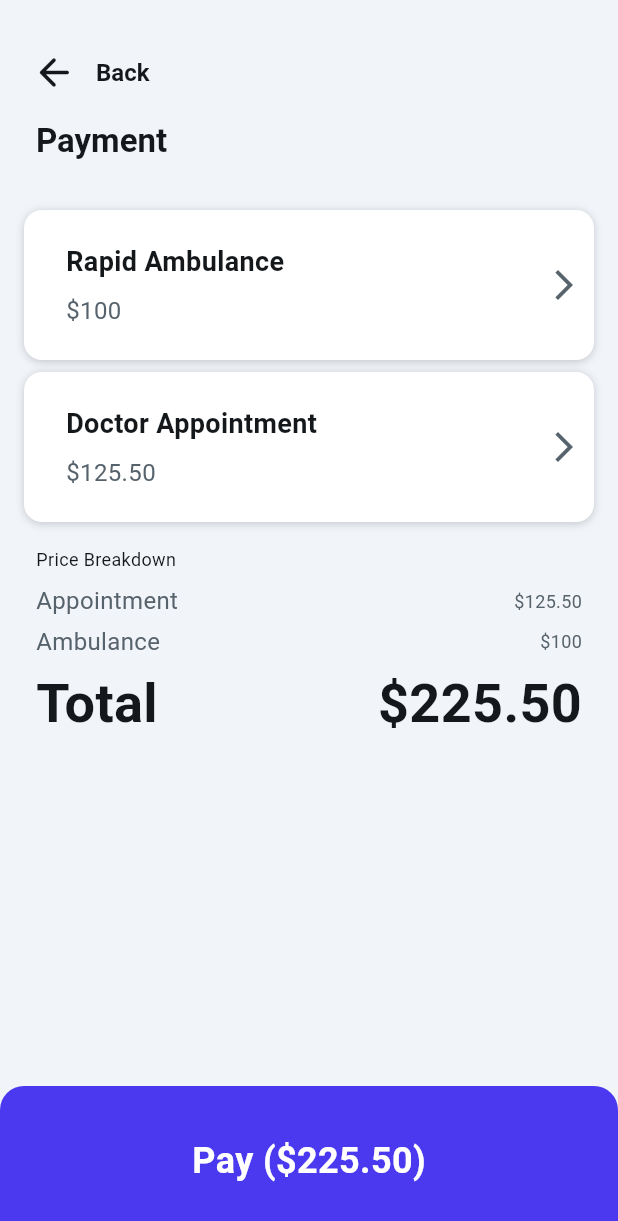
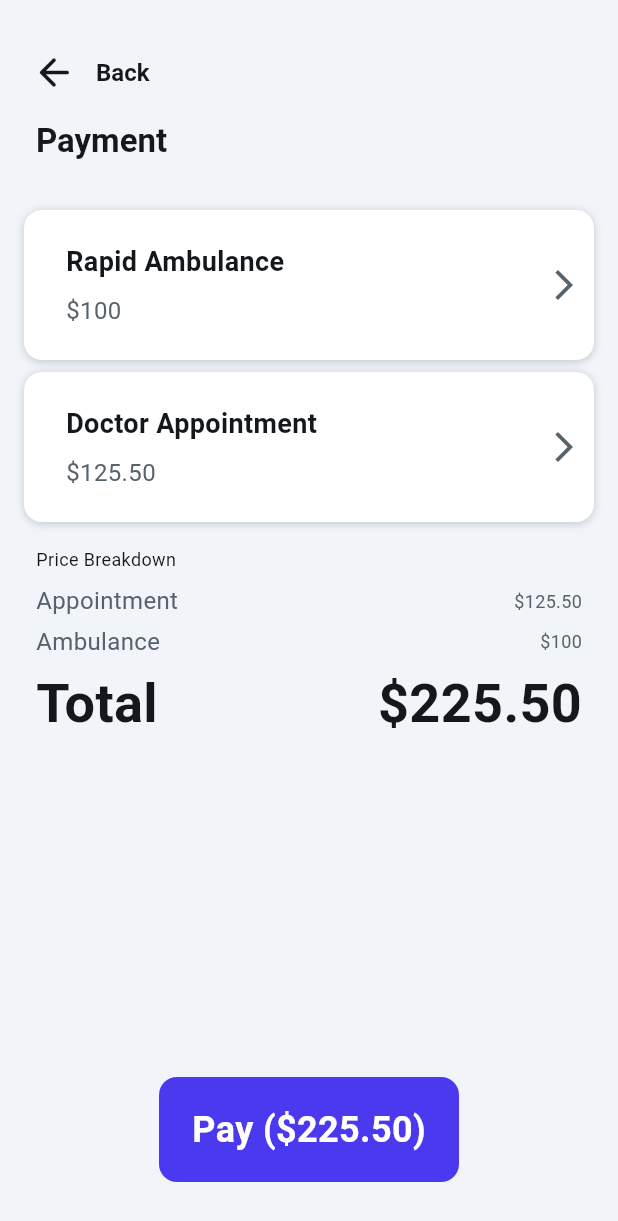
Before and after one commit to AmQuick869/amquick_draft, a Flutter app: the Checkout7Widget screen opened directly, on a phone screen of 412 x 824 dp. Shown: the top 1221 px of the screen. Run offline on Flutter 3.47's test engine with Material 3 defaults, Android fonts, the light colour scheme and no system bars; our stand-ins replace cloud_firestore, firebase_auth, firebase_core, shared_preferences; accounts and stored records are empty; Roboto replaces fonts that are missing (Arial, Plus Jakarta Sans).

Commit message:
Updated UI (By harshad and ameya)

```diff
--- a/lib/login.dart
+++ b/lib/login.dart
@@ -145,7 +145,7 @@ class _LoginPageState extends State<LoginPage> {
                                 SharedPreferences prefs =
                                     await SharedPreferences.getInstance();
                                 prefs.setBool('isLoggedIn', true);
-                                Navigator.push(
+                                Navigator.pushReplacement(
                                   context,
                                   MaterialPageRoute(
                                       builder: (context) =>
--- a/lib/payment.dart
+++ b/lib/payment.dart
@@ -1,6 +1,5 @@
-
+import 'package:amquick_draft/payment_done.dart';
 import 'package:flutter/material.dart';
-
 
 class Checkout7Widget extends StatefulWidget {
   const Checkout7Widget({super.key});
@@ -36,7 +35,8 @@ class _Checkout7WidgetState extends State<Checkout7Widget> {
                     child: Row(
                       children: [
                         Padding(
-                          padding: const EdgeInsetsDirectional.fromSTEB(12, 0, 0, 0),
+                          padding:
+                              const EdgeInsetsDirectional.fromSTEB(12, 0, 0, 0),
                           child: IconButton(
                             icon: const Icon(
                               Icons.arrow_back_rounded,
@@ -91,7 +91,8 @@ class _Checkout7WidgetState extends State<Checkout7Widget> {
                 child: Column(
                   children: [
                     Padding(
-                      padding: const EdgeInsetsDirectional.fromSTEB(0, 12, 0, 0),
+                      padding:
+                          const EdgeInsetsDirectional.fromSTEB(0, 12, 0, 0),
                       child: ListView(
                         padding: EdgeInsets.zero,
                         primary: false,
@@ -191,21 +192,25 @@ class _Checkout7WidgetState extends State<Checkout7Widget> {
                         ],
                       ),
                     ),
-                  ],
-                ),
-              ),
+                    const SizedBox(
+                      height: 200,
                     ),
                     Container(
-              width: double.infinity,
-              height: 100,
-              decoration: const BoxDecoration(
+                      width: 200,
+                      height: 70,
+                      decoration: BoxDecoration(
                         color: Color(0xFF4B39EF),
-                borderRadius: BorderRadius.only(
-                  topLeft: Radius.circular(16),
-                  topRight: Radius.circular(16),
-                ),
+                        borderRadius: BorderRadius.circular(12),
                       ),
                       alignment: AlignmentDirectional.center,
+                      child: GestureDetector(
+                        onTap: () {
+                          Navigator.pushReplacement(
+                            context,
+                            MaterialPageRoute(
+                                builder: (context) => PaymentWidget()),
+                          );
+                        },
                         child: const Text(
                           'Pay (\$225.50)',
                           style: TextStyle(
@@ -213,6 +218,11 @@ class _Checkout7WidgetState extends State<Checkout7Widget> {
                             color: Colors.white,
                             fontSize: 24,
                             fontWeight: FontWeight.bold,
+                          ),
+                        ),
+                      ),
+                    ),
+                  ],
                 ),
               ),
             ),
--- a/pubspec.yaml
+++ b/pubspec.yaml
@@ -18,6 +18,9 @@ dependencies:
   firebase_core: ^3.10.0
   firebase_auth: ^5.3.4
   cloud_firestore: ^5.1.0
+  file_picker: ^8.1.7
+  http: ^1.3.0
+  geolocator: ^13.0.2
 
 dev_dependencies:
   flutter_test:
```
Also changed, not shown: lib/hospital.dart (+14 -9 lines), lib/need_doctor.dart (+17 -0 lines), lib/option.dart (added, +80 -0 lines), lib/payment_done.dart (+21 -9 lines), lib/select_amb.dart (+4 -9 lines), pubspec.lock, 3 other files. Lines whose indentation alone changed are shown as unchanged.
